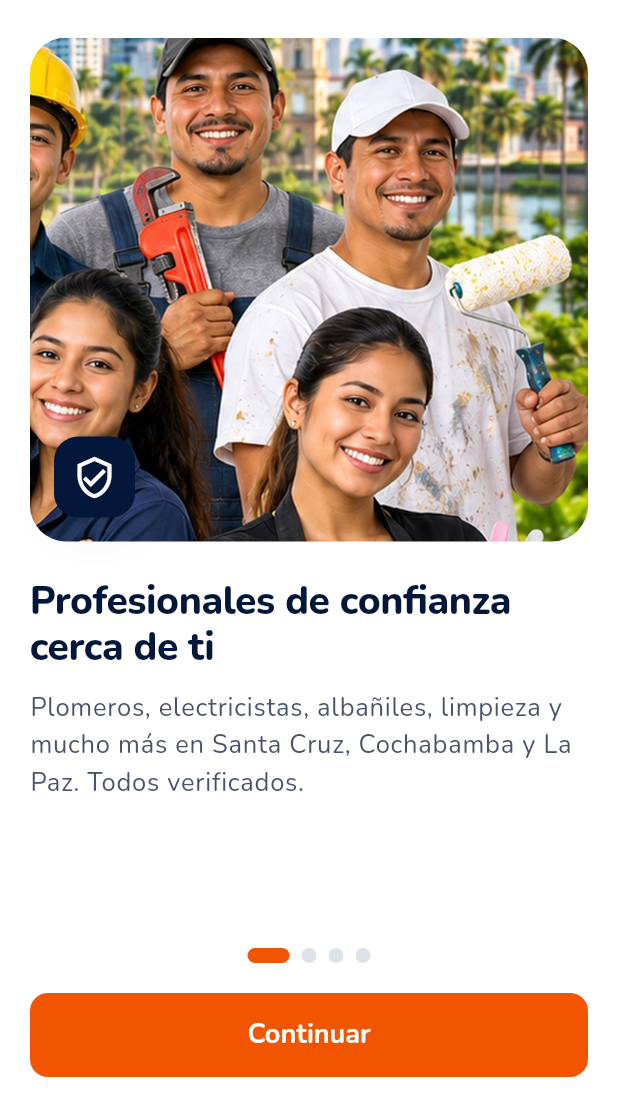
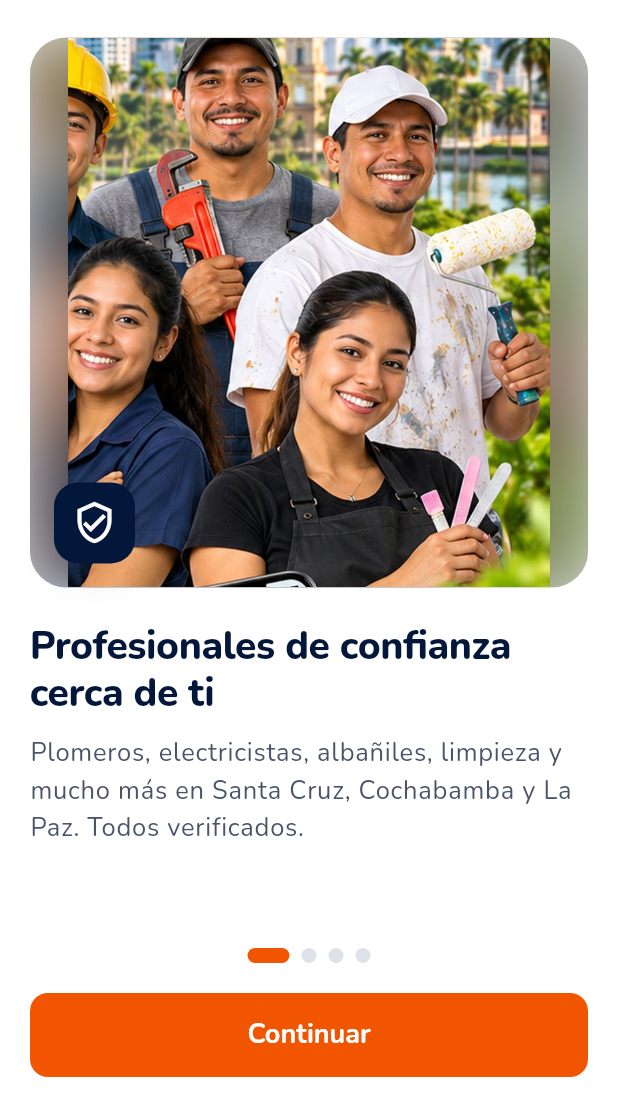
Before and after one commit to suarezhy/HandiManYa-, a Flutter app: the screen it shows after launch, on a phone screen of 412 x 824 dp, the part 129-1236 px from its top. Run offline on Flutter 3.47's test engine with Material 3 defaults, Android fonts, the phone set to English and light mode, and no system bars; our stand-ins replace flutter_riverpod, go_router, image_picker, shared_preferences, supabase_flutter; accounts and stored records are empty.

Commit message:
Bienvenida: fotos completas sin recorte y foto 4 nítida
Las fotos de la bienvenida se muestran enteras (con fondo desenfocado) en
lugar de recortadas y agrandadas, y la foto del técnico de aire, que salía
borrosa, se reemplaza por un recorte de mayor resolución del mismo material
de la marca.

Co-Authored-By: Claude Opus 5.5 (1M context) <noreply@anthropic.com>
Claude-Session: https://claude.ai/code/session_01DeCF69djLMxZWpDQKuzya6

```diff
--- a/lib/features/onboarding/onboarding_page.dart
+++ b/lib/features/onboarding/onboarding_page.dart
@@ -1,3 +1,5 @@
+import 'dart:ui' show ImageFilter;
+
 import 'package:flutter/material.dart';
 import 'package:flutter_riverpod/flutter_riverpod.dart';
 import 'package:go_router/go_router.dart';
@@ -112,7 +114,7 @@ class _OnboardingPageState extends ConsumerState<OnboardingPage> {
                             crossAxisAlignment: CrossAxisAlignment.start,
                             children: [
                               const SizedBox(height: HySpacing.md),
-                              _Picture(slide: s, height: (box.maxHeight * 0.55).clamp(220, 440)),
+                              _Picture(slide: s, height: (box.maxHeight * 0.6).clamp(220, 620)),
                               const SizedBox(height: HySpacing.xl),
                               Semantics(header: true, child: Text(s.title, style: text.headlineMedium)),
                               const SizedBox(height: HySpacing.sm),
@@ -178,12 +180,28 @@ class _Picture extends StatelessWidget {
           Positioned.fill(
             child: ClipRRect(
               borderRadius: BorderRadius.circular(HyRadii.xl),
-              child: Image.asset(
-                slide.image,
-                fit: BoxFit.cover,
-                alignment: Alignment.topCenter,
-                semanticLabel: 'Ilustración: ${slide.title}',
-                errorBuilder: (_, _, _) => Container(color: HyColors.primarySoft),
+              // La foto completa, sin recortar ni agrandar; detrás, la misma
+              // foto desenfocada rellena el espacio que sobra.
+              child: Stack(
+                fit: StackFit.expand,
+                children: [
+                  ImageFiltered(
+                    imageFilter: ImageFilter.blur(sigmaX: 24, sigmaY: 24),
+                    child: Image.asset(
+                      slide.image,
+                      fit: BoxFit.cover,
+                      excludeFromSemantics: true,
+                      errorBuilder: (_, _, _) => Container(color: HyColors.primarySoft),
+                    ),
+                  ),
+                  ColoredBox(color: HyColors.navy.withValues(alpha: 0.15)),
+                  Image.asset(
+                    slide.image,
+                    fit: BoxFit.contain,
+                    semanticLabel: 'Ilustración: ${slide.title}',
+                    errorBuilder: (_, _, _) => const SizedBox.shrink(),
+                  ),
+                ],
               ),
             ),
           ),
```
Also changed, not shown: assets/images/onboarding_4.jpg.
